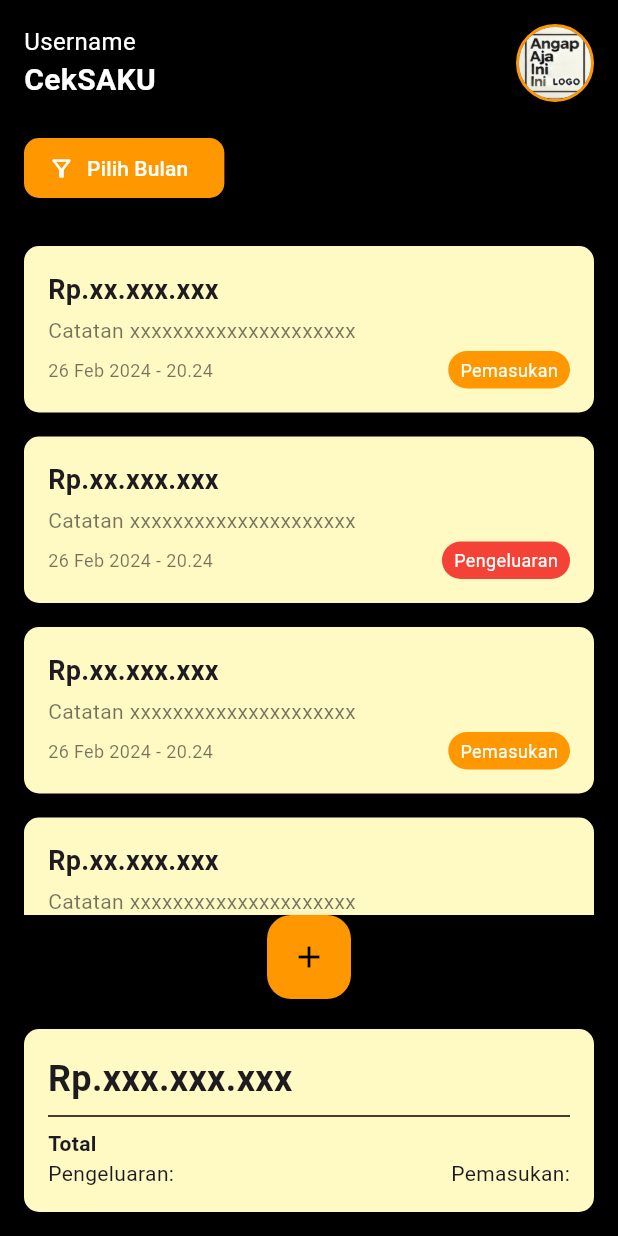
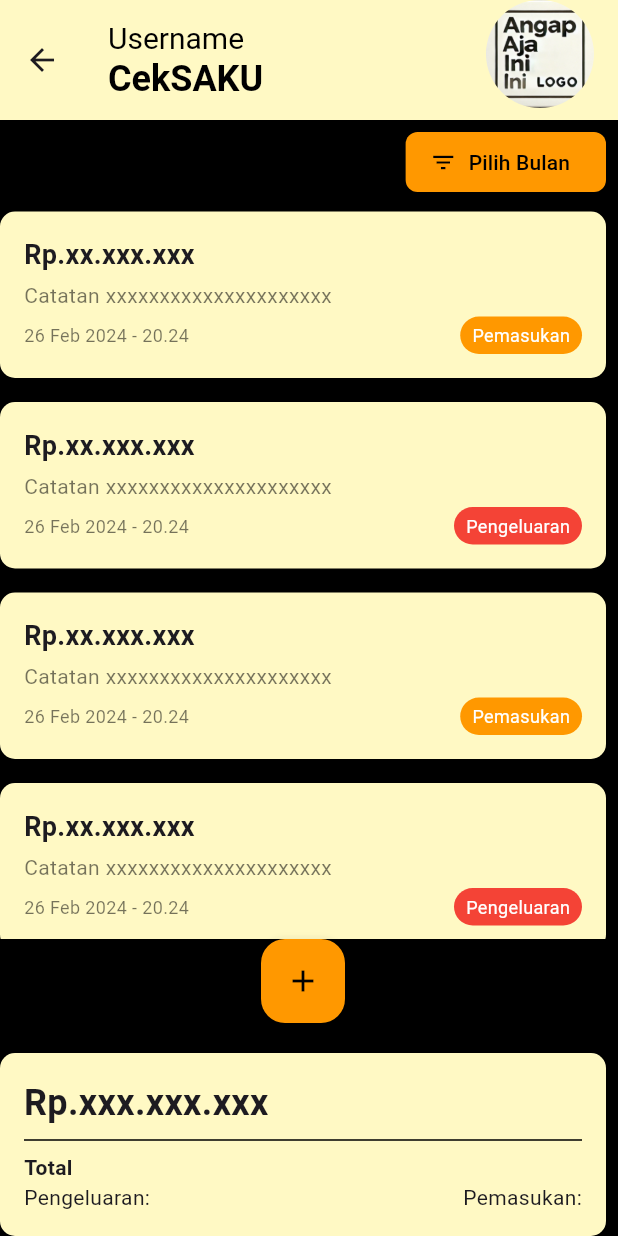
Before and after one commit to maechel11/PM2-CatatanKeuangan, a Flutter app: the HomeView screen opened by its route, on a phone screen of 412 x 824 dp. Run offline on Flutter 3.47's test engine with Material 3 defaults, Android fonts, the phone set to English and light mode, and no system bars; our stand-ins replace cloud_firestore, firebase_auth, firebase_core, get; accounts and stored records are empty.

Commit message:
membuat appbar dan button filter

```diff
--- a/lib/app/modules/home/views/home_view.dart
+++ b/lib/app/modules/home/views/home_view.dart
@@ -1,25 +1,20 @@
 import 'package:flutter/material.dart';
-
 import 'package:get/get.dart';
 import 'package:myapp/app/controllers/auth_controller.dart';
-
 import '../controllers/home_controller.dart';
 
 class HomeView extends GetView<HomeController> {
   final cAuth = Get.find<AuthController>();
+  HomeView({Key? key}) : super(key: key);
 
   @override
   Widget build(BuildContext context) {
     return Scaffold(
       backgroundColor: Colors.black,
-      body: SafeArea(
-        child: Padding(
-          padding: const EdgeInsets.all(16.0),
-          child: Column(
-            crossAxisAlignment: CrossAxisAlignment.start,
-            children: [
-              // Header Section
-              Row(
+      appBar: AppBar(
+        toolbarHeight: 80,
+        backgroundColor: Colors.yellow.shade100,
+        title: Row(
           mainAxisAlignment: MainAxisAlignment.spaceBetween,
           children: [
             Column(
@@ -27,13 +22,13 @@ class HomeView extends GetView<HomeController> {
               children: [
                 Text(
                   'Username',
-                        style: TextStyle(color: Colors.white, fontSize: 16),
+                  style: TextStyle(color: Colors.black, fontSize: 20),
                 ),
                 Text(
                   'CekSAKU',
                   style: TextStyle(
-                            color: Colors.white,
-                            fontSize: 20,
+                      color: Colors.black,
+                      fontSize: 24,
                       fontWeight: FontWeight.bold),
                 ),
               ],
@@ -47,36 +42,48 @@ class HomeView extends GetView<HomeController> {
                 curve: Curves.easeInOut,
                 decoration: BoxDecoration(
                   shape: BoxShape.circle,
-                        border: Border.all(
-                          color: Colors.orange,
-                          width: 2.0,
                 ),
-                      ),
+                child: Padding(
+                  padding:
+                      const EdgeInsets.only(bottom: 8.0), // Add padding here
                   child: CircleAvatar(
+                    backgroundColor: Colors.yellow.shade100,
                     backgroundImage: AssetImage('assets/logo.png'),
-                        radius: 24,
-                      ),
-                    ),
-                  )
-                ],
-              ),
-              SizedBox(height: 20),
-
-              // Pilih Bulan Button
-              ElevatedButton.icon(
-                onPressed: () {},
-                icon: Icon(Icons.filter_alt_outlined),
-                label: Text('Pilih Bulan'),
-                style: ElevatedButton.styleFrom(
-                  backgroundColor: Colors.orange,
-                  foregroundColor: Colors.white,
-                  shape: RoundedRectangleBorder(
-                    borderRadius: BorderRadius.circular(10),
+                    radius: 36,
                   ),
                 ),
               ),
-
-              SizedBox(height: 20),
+            ),
+          ],
+        ),
+      ),
+      body: SafeArea(
+        child: Padding(
+          padding: const EdgeInsets.only(right: 8.0, top: 4.0),
+          child: Column(
+            crossAxisAlignment: CrossAxisAlignment.start,
+            children: [
+              // Filter Bulan
+              Align(
+                alignment: Alignment.centerRight,
+                child: ElevatedButton.icon(
+                  onPressed: () {
+                    // Handle button press here
+                  },
+                  icon: Icon(Icons.filter_list, color: Colors.black),
+                  label: Text(
+                    "Pilih Bulan",
+                    style: TextStyle(color: Colors.black),
+                  ),
+                  style: ElevatedButton.styleFrom(
+                    backgroundColor: Colors.orange,
+                    shape: RoundedRectangleBorder(
+                      borderRadius: BorderRadius.circular(8),
+                    ),
+                  ),
+                ),
+              ),
+              SizedBox(height: 1.0), // Add spacing between filter and list
 
               // List of Transactions
               Expanded(
@@ -141,7 +148,7 @@ class HomeView extends GetView<HomeController> {
 class TransactionCard extends StatelessWidget {
   final int index;
 
-  TransactionCard({required this.index});
+  const TransactionCard({Key? key, required this.index}) : super(key: key);
 
   @override
   Widget build(BuildContext context) {
```
Lines whose indentation alone changed are shown as unchanged.
